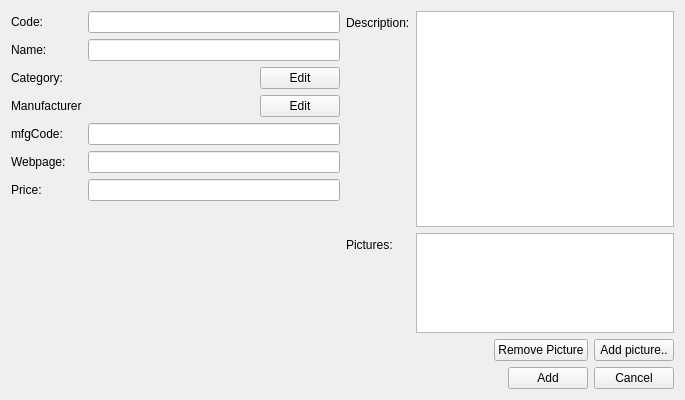
First picture: the form in client/uiforms/component_add.ui, repository Wolframe/configurator, before the edit.
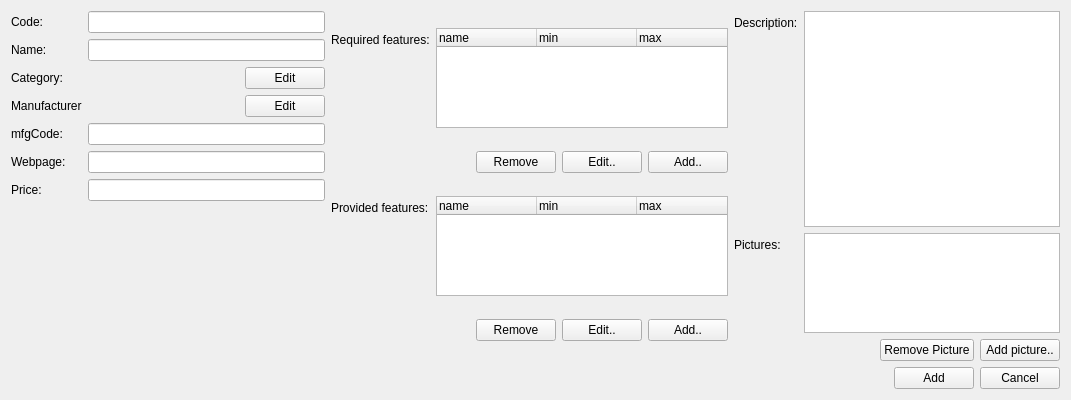
Second picture: the form after the edit. Icons and pictures are not drawn.

Commit message: component add/edit also have required and provided features now

Diff of the .ui file:
```diff
--- a/client/uiforms/component_add.ui
+++ b/client/uiforms/component_add.ui
@@ -6,7 +6,7 @@
    <rect>
     <x>0</x>
     <y>0</y>
-    <width>685</width>
+    <width>1071</width>
     <height>400</height>
    </rect>
   </property>
@@ -18,6 +18,171 @@
     <normaloff>:/images/bricks.png</normaloff>:/images/bricks.png</iconset>
   </property>
   <layout class="QGridLayout" name="gridLayout">
+   <item row="1" column="2">
+    <layout class="QFormLayout" name="formLayout_4">
+     <item row="1" column="0">
+      <widget class="QLabel" name="label_description_2">
+       <property name="text">
+        <string>Description:</string>
+       </property>
+       <property name="buddy">
+        <cstring>description</cstring>
+       </property>
+      </widget>
+     </item>
+     <item row="1" column="1">
+      <widget class="QPlainTextEdit" name="description"/>
+     </item>
+     <item row="2" column="0">
+      <widget class="QLabel" name="label">
+       <property name="text">
+        <string>Pictures:</string>
+       </property>
+       <property name="buddy">
+        <cstring>pictures</cstring>
+       </property>
+      </widget>
+     </item>
+     <item row="2" column="1">
+      <widget class="QListWidget" name="pictures">
+       <property name="maximumSize">
+        <size>
+         <width>16777215</width>
+         <height>100</height>
+        </size>
+       </property>
+       <property name="lineWidth">
+        <number>1</number>
+       </property>
+       <property name="verticalScrollBarPolicy">
+        <enum>Qt::ScrollBarAlwaysOff</enum>
+       </property>
+       <property name="selectionMode">
+        <enum>QAbstractItemView::SingleSelection</enum>
+       </property>
+       <property name="iconSize">
+        <size>
+         <width>100</width>
+         <height>100</height>
+        </size>
+       </property>
+       <property name="movement">
+        <enum>QListView::Static</enum>
+       </property>
+       <property name="isWrapping" stdset="0">
+        <bool>false</bool>
+       </property>
+       <property name="viewMode">
+        <enum>QListView::IconMode</enum>
+       </property>
+       <property name="selectionRectVisible">
+        <bool>false</bool>
+       </property>
+       <property name="answer" stdset="0">
+        <string>PictureThumbnailList pictures {picture[] {id={item.id}; thumbnail{{item.icon}}; caption{{item.tooltip}} }}</string>
+       </property>
+       <property name="dataslot" stdset="0">
+        <string>select_picture ({main.widgetid}_picture)</string>
+       </property>
+       <property name="link:picture_add" stdset="0">
+        <string>{main.widgetid}_picture</string>
+       </property>
+       <property name="action:select_picture" stdset="0">
+        <string>PictureThumbnailListRequest pictures {picture[]{id={main.pictures.id}}; add[]{id={picture_add.picture.selected}}}</string>
+       </property>
+       <property name="action:exclude_picture" stdset="0">
+        <string>PictureThumbnailListRequest pictures {picture[]{id={main.pictures.unselected}}}</string>
+       </property>
+      </widget>
+     </item>
+     <item row="5" column="1">
+      <layout class="QHBoxLayout" name="horizontalLayout_2">
+       <item>
+        <spacer name="horizontalSpacer_3">
+         <property name="orientation">
+          <enum>Qt::Horizontal</enum>
+         </property>
+         <property name="sizeHint" stdset="0">
+          <size>
+           <width>40</width>
+           <height>20</height>
+          </size>
+         </property>
+        </spacer>
+       </item>
+       <item>
+        <widget class="QPushButton" name="exclude_pictures">
+         <property name="text">
+          <string>Remove Picture</string>
+         </property>
+         <property name="datasignal:clicked" stdset="0">
+          <string>exclude_picture@main.pictures</string>
+         </property>
+         <property name="state:enabled" stdset="0">
+          <string>{pictures.selected}&gt;0</string>
+         </property>
+        </widget>
+       </item>
+       <item>
+        <widget class="QPushButton" name="new_pictures">
+         <property name="text">
+          <string>Add picture..</string>
+         </property>
+         <property name="form" stdset="0">
+          <string>picture_select?widgetid={main.widgetid}_picture</string>
+         </property>
+         <property name="datasignal:destroyed" stdset="0">
+          <string>close@{main.widgetid}_picture</string>
+         </property>
+        </widget>
+       </item>
+      </layout>
+     </item>
+    </layout>
+   </item>
+   <item row="11" column="0" colspan="3">
+    <layout class="QHBoxLayout" name="horizontalLayout">
+     <item>
+      <spacer name="horizontalSpacer">
+       <property name="orientation">
+        <enum>Qt::Horizontal</enum>
+       </property>
+       <property name="sizeHint" stdset="0">
+        <size>
+         <width>40</width>
+         <height>20</height>
+        </size>
+       </property>
+      </spacer>
+     </item>
+     <item>
+      <widget class="QPushButton" name="add">
+       <property name="text">
+        <string>Add</string>
+       </property>
+       <property name="action" stdset="0">
+        <string>createComponent component {code{{main.code}}; name{{main.name}}; category{id={main.category.id}}; manufacturer{id={main.manufacturer.id}}; mfgCode{{main.mfgCode}}; webPage{{main.webPage}}; description{{main.description}}; price{{main.price:0}}; picture[] {id={main.pictures.id}}; features_required{ComponentFeature[] {id={required_features.row.id:?}; name{{required_features.row.name:?}}; minQuantity{{required_features.row.min:?}}; maxQuantity{{required_features.row.max:?}} } }; features_provided{ComponentFeature[] {id={provided_features.row.id:?}; name{{provided_features.row.name:?}}; minQuantity{{provided_features.row.min:?}}; maxQuantity{{provided_features.row.max:?}} } } }</string>
+       </property>
+       <property name="form" stdset="0">
+        <string>_CLOSE_</string>
+       </property>
+       <property name="datasignal:clicked" stdset="0">
+        <string>components</string>
+       </property>
+      </widget>
+     </item>
+     <item>
+      <widget class="QPushButton" name="cancel">
+       <property name="text">
+        <string>Cancel</string>
+       </property>
+       <property name="form" stdset="0">
+        <string notr="true">_CLOSE_</string>
+       </property>
+      </widget>
+     </item>
+    </layout>
+   </item>
    <item row="1" column="0">
     <layout class="QFormLayout" name="formLayout_3">
      <property name="fieldGrowthPolicy">
@@ -237,24 +402,72 @@
     </layout>
    </item>
    <item row="1" column="1">
-    <layout class="QFormLayout" name="formLayout_4">
-     <item row="1" column="0">
-      <widget class="QLabel" name="label_description_2">
-       <property name="text">
-        <string>Description:</string>
-       </property>
-       <property name="buddy">
-        <cstring>description</cstring>
-       </property>
-      </widget>
-     </item>
+    <layout class="QFormLayout" name="formLayout">
      <item row="1" column="1">
-      <widget class="QPlainTextEdit" name="description"/>
+      <widget class="QTreeWidget" name="required_features">
+       <property name="maximumSize">
+        <size>
+         <width>16777215</width>
+         <height>100</height>
+        </size>
+       </property>
+       <property name="horizontalScrollBarPolicy">
+        <enum>Qt::ScrollBarAlwaysOff</enum>
+       </property>
+       <property name="selectionBehavior">
+        <enum>QAbstractItemView::SelectRows</enum>
+       </property>
+       <property name="rootIsDecorated">
+        <bool>false</bool>
+       </property>
+       <property name="itemsExpandable">
+        <bool>false</bool>
+       </property>
+       <property name="headerHidden">
+        <bool>false</bool>
+       </property>
+       <property name="expandsOnDoubleClick">
+        <bool>false</bool>
+       </property>
+       <property name="dataslot" stdset="0">
+        <string>add_feature_required ({main.widgetid}_feature_required)</string>
+       </property>
+       <property name="action:add_feature_required" stdset="0">
+        <string>ComponentFeatureListRequest features { feature[] { id={main.required_features.row.id:?}; minQuantity {{main.required_features.row.min:?}}; maxQuantity{{main.required_features.row.max:?}} }; add[] { id={feature_required_select.feature.selected}; minQuantity {{feature_required_select.min}}; maxQuantity {{feature_required_select.max}} } }</string>
+       </property>
+       <property name="link:feature_required_select" stdset="0">
+        <string>{main.widgetid}_feature_required</string>
+       </property>
+       <property name="answer" stdset="0">
+        <string>ComponentFeatures ComponentFeatures {ComponentFeature[] {id={row.id}; name{{row.name}}; minQuantity{{row.min}}; maxQuantity{{row.max}}</string>
+       </property>
+       <property name="action:remove_feature_required" stdset="0">
+        <string>ComponentFeatureListRequest features { feature[] { id={main.required_features.row.id:?}; minQuantity {{main.required_features.row.min:?}}; maxQuantity{{main.required_features.row.max:?}} }; remove[] { id = {selected} } }</string>
+       </property>
+       <attribute name="headerVisible">
+        <bool>true</bool>
+       </attribute>
+       <column>
+        <property name="text">
+         <string>name</string>
+        </property>
+       </column>
+       <column>
+        <property name="text">
+         <string>min</string>
+        </property>
+       </column>
+       <column>
+        <property name="text">
+         <string>max</string>
+        </property>
+       </column>
+      </widget>
      </item>
-     <item row="2" column="0">
-      <widget class="QLabel" name="label">
+     <item row="1" column="0">
+      <widget class="QLabel" name="label_2">
        <property name="text">
-        <string>Pictures:</string>
+        <string>Required features:</string>
        </property>
        <property name="buddy">
         <cstring>pictures</cstring>
@@ -262,38 +475,85 @@
       </widget>
      </item>
      <item row="2" column="1">
-      <widget class="QListWidget" name="pictures">
+      <layout class="QHBoxLayout" name="horizontalLayout_3">
+       <item>
+        <spacer name="horizontalSpacer_6">
+         <property name="orientation">
+          <enum>Qt::Horizontal</enum>
+         </property>
+         <property name="sizeHint" stdset="0">
+          <size>
+           <width>40</width>
+           <height>20</height>
+          </size>
+         </property>
+        </spacer>
+       </item>
+       <item>
+        <widget class="QPushButton" name="pushButton_2">
+         <property name="text">
+          <string>Remove</string>
+         </property>
+         <property name="state:enabled" stdset="0">
+          <string>{required_features.selected}&gt;0</string>
+         </property>
+         <property name="datasignal:clicked" stdset="0">
+          <string>remove_feature_required@main.required_features</string>
+         </property>
+        </widget>
+       </item>
+       <item>
+        <widget class="QPushButton" name="pushButton_5">
+         <property name="text">
+          <string>Edit..</string>
+         </property>
+         <property name="form" stdset="0">
+          <string>feature_select_required?widgetid={main.widgetid}_feature_required&amp;id={required_features.selected}&amp;minQuantity={required_features.selected_min}&amp;maxQuantity={required_features.selected_max}</string>
+         </property>
+         <property name="datasignal:destroyed" stdset="0">
+          <string>close@{main.widgetid}_feature_required</string>
+         </property>
+         <property name="state:enabled" stdset="0">
+          <string>{required_features.selected}&gt;0</string>
+         </property>
+        </widget>
+       </item>
+       <item>
+        <widget class="QPushButton" name="pushButton_3">
+         <property name="text">
+          <string>Add..</string>
+         </property>
+         <property name="form" stdset="0">
+          <string>feature_select_required?widgetid={main.widgetid}_feature_required</string>
+         </property>
+         <property name="datasignal:destroyed" stdset="0">
+          <string>close@{main.widgetid}_feature_required</string>
+         </property>
+        </widget>
+       </item>
+      </layout>
+     </item>
+     <item row="3" column="1">
+      <widget class="QTreeWidget" name="provided_features">
        <property name="maximumSize">
         <size>
          <width>16777215</width>
          <height>100</height>
         </size>
        </property>
-       <property name="lineWidth">
-        <number>1</number>
-       </property>
-       <property name="verticalScrollBarPolicy">
+       <property name="horizontalScrollBarPolicy">
         <enum>Qt::ScrollBarAlwaysOff</enum>
        </property>
        <property name="selectionMode">
         <enum>QAbstractItemView::SingleSelection</enum>
        </property>
-       <property name="iconSize">
-        <size>
-         <width>100</width>
-         <height>100</height>
-        </size>
+       <property name="rootIsDecorated">
+        <bool>false</bool>
        </property>
-       <property name="movement">
-        <enum>QListView::Static</enum>
-       </property>
-       <property name="isWrapping" stdset="0">
+       <property name="itemsExpandable">
         <bool>false</bool>
        </property>
-       <property name="viewMode">
-        <enum>QListView::IconMode</enum>
-       </property>
-       <property name="selectionRectVisible">
+       <property name="headerHidden">
         <bool>false</bool>
        </property>
        <property name="answer" stdset="0">
@@ -311,12 +571,30 @@
        <property name="action:exclude_picture" stdset="0">
         <string>PictureThumbnailListRequest pictures {picture[]{id={main.pictures.unselected}}}</string>
        </property>
+       <property name="action:remove_feature_provided" stdset="0">
+        <string>ComponentFeatureListRequest features { feature[] { id={main.provided_features.row.id:?}; minQuantity {{main.provided_features.row.min:?}}; maxQuantity{{main.provided_features.row.max:?}} }; remove[] { id = {selected} } }</string>
+       </property>
+       <column>
+        <property name="text">
+         <string>name</string>
+        </property>
+       </column>
+       <column>
+        <property name="text">
+         <string>min</string>
+        </property>
+       </column>
+       <column>
+        <property name="text">
+         <string>max</string>
+        </property>
+       </column>
       </widget>
      </item>
-     <item row="5" column="1">
-      <layout class="QHBoxLayout" name="horizontalLayout_2">
+     <item row="4" column="1">
+      <layout class="QHBoxLayout" name="horizontalLayout_6">
        <item>
-        <spacer name="horizontalSpacer_3">
+        <spacer name="horizontalSpacer_7">
          <property name="orientation">
           <enum>Qt::Horizontal</enum>
          </property>
@@ -329,12 +607,28 @@
         </spacer>
        </item>
        <item>
-        <widget class="QPushButton" name="exclude_pictures">
+        <widget class="QPushButton" name="pushButton_4">
          <property name="text">
-          <string>Remove Picture</string>
+          <string>Remove</string>
+         </property>
+         <property name="state:enabled" stdset="0">
+          <string>{provided_features.selected}&gt;0</string>
          </property>
          <property name="datasignal:clicked" stdset="0">
-          <string>exclude_picture@main.pictures</string>
+          <string>remove_feature_provided@main.provided_features</string>
+         </property>
+        </widget>
+       </item>
+       <item>
+        <widget class="QPushButton" name="pushButton_6">
+         <property name="text">
+          <string>Edit..</string>
+         </property>
+         <property name="form" stdset="0">
+          <string>feature_select_provided?widgetid={main.widgetid}_feature_provided&amp;id={provided_features.selected}&amp;minQuantity={provided_features.selected_min}&amp;maxQuantity={provided_features.selected_max}</string>
+         </property>
+         <property name="datasignal:destroyed" stdset="0">
+          <string>close@{main.widgetid}_feature_provided</string>
          </property>
          <property name="state:enabled" stdset="0">
           <string>{pictures.selected}&gt;0</string>
@@ -342,9 +636,9 @@
         </widget>
        </item>
        <item>
-        <widget class="QPushButton" name="new_pictures">
+        <widget class="QPushButton" name="pushButton_7">
          <property name="text">
-          <string>Add picture..</string>
+          <string>Add..</string>
          </property>
          <property name="form" stdset="0">
           <string>picture_select?widgetid={main.widgetid}_picture</string>
@@ -356,46 +650,13 @@
        </item>
       </layout>
      </item>
-    </layout>
-   </item>
-   <item row="11" column="0" colspan="2">
-    <layout class="QHBoxLayout" name="horizontalLayout">
-     <item>
-      <spacer name="horizontalSpacer">
-       <property name="orientation">
-        <enum>Qt::Horizontal</enum>
-       </property>
-       <property name="sizeHint" stdset="0">
-        <size>
-         <width>40</width>
-         <height>20</height>
-        </size>
-       </property>
-      </spacer>
-     </item>
-     <item>
-      <widget class="QPushButton" name="add">
+     <item row="3" column="0">
+      <widget class="QLabel" name="label_3">
        <property name="text">
-        <string>Add</string>
+        <string>Provided features:</string>
        </property>
-       <property name="action" stdset="0">
-        <string>createComponent component {code{{main.code}}; name{{main.name}}; category{id={main.category.id}}; manufacturer{id={main.manufacturer.id}}; mfgCode{{main.mfgCode}}; webPage{{main.webPage}}; description{{main.description}}; price{{main.price:0}}; picture[] {id={main.pictures.id}}}</string>
-       </property>
-       <property name="form" stdset="0">
-        <string>_CLOSE_</string>
-       </property>
-       <property name="datasignal:clicked" stdset="0">
-        <string>components</string>
-       </property>
-      </widget>
-     </item>
-     <item>
-      <widget class="QPushButton" name="cancel">
-       <property name="text">
-        <string>Cancel</string>
-       </property>
-       <property name="form" stdset="0">
-        <string notr="true">_CLOSE_</string>
+       <property name="buddy">
+        <cstring>provided_features</cstring>
        </property>
       </widget>
      </item>
```
Left out of the diff: 73 changed lines with no effect on the pictures. The commit also changes 9 other files.
